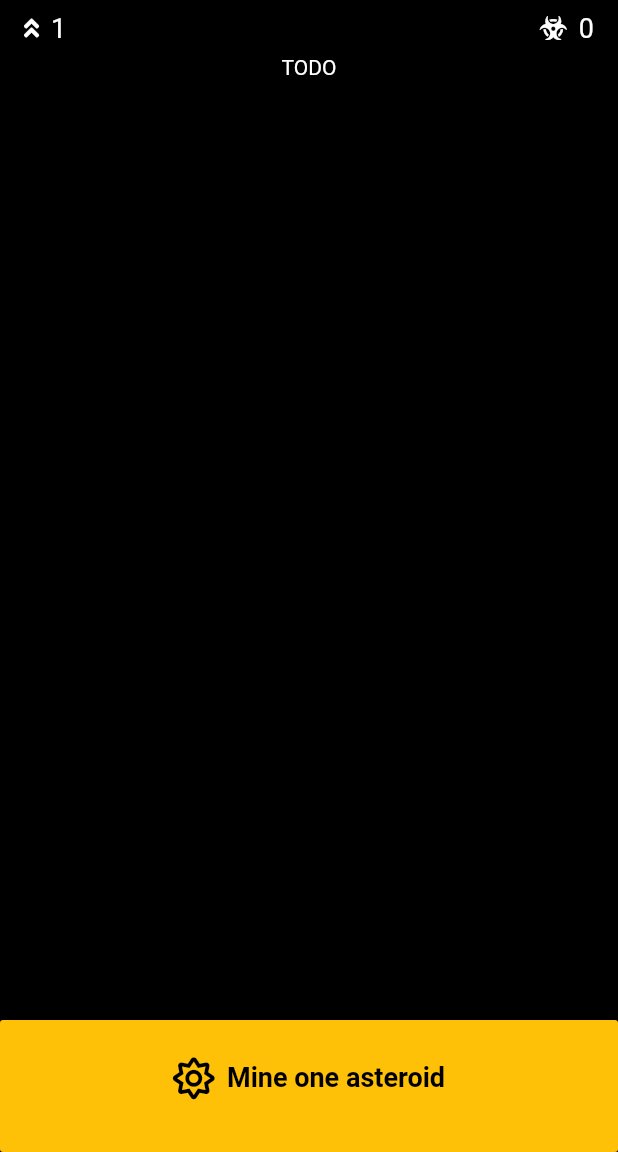
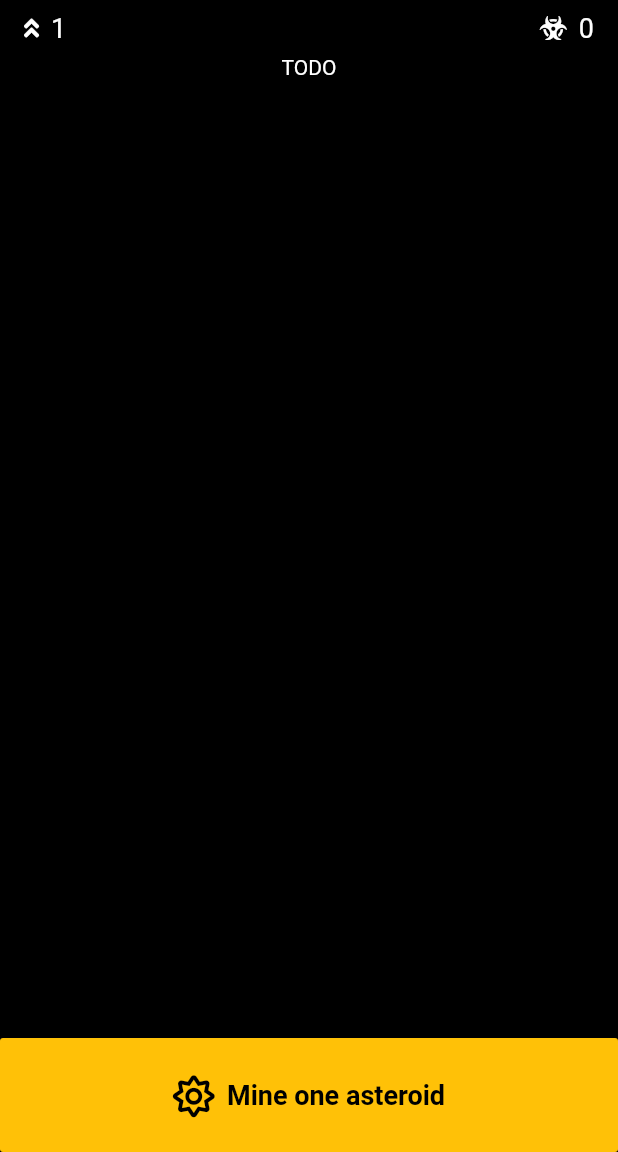
Before and after one commit to ariejan/space_engineer, a Flutter app: the screen it shows after launch, on a phone screen of 412 x 824 dp, the part 84-1236 px from its top. Run offline on Flutter 3.47's test engine with Material 2 defaults, Android fonts, the phone set to English and light mode, and no system bars; our stand-ins replace flutter_redux, font_awesome_flutter, redux, sprintf; missing offline and left inert: redux_logging.

Commit message:
Fix bottom padding mine btn

```diff
--- a/lib/ui/home/home.dart
+++ b/lib/ui/home/home.dart
@@ -22,7 +22,7 @@ class _HomeState extends State<Home> {
         alignment: Alignment.bottomCenter,
         child: FlatButton(
           onPressed: miningOnCooldown ? null : mineAsteroids,
-          padding: const EdgeInsets.fromLTRB(24.0, 24.0, 24.0, 36.0),
+          padding: const EdgeInsets.fromLTRB(24.0, 24.0, 24.0, 24.0),
           child: miningOnCooldown
               ?
                 CircularProgressIndicator(
```
